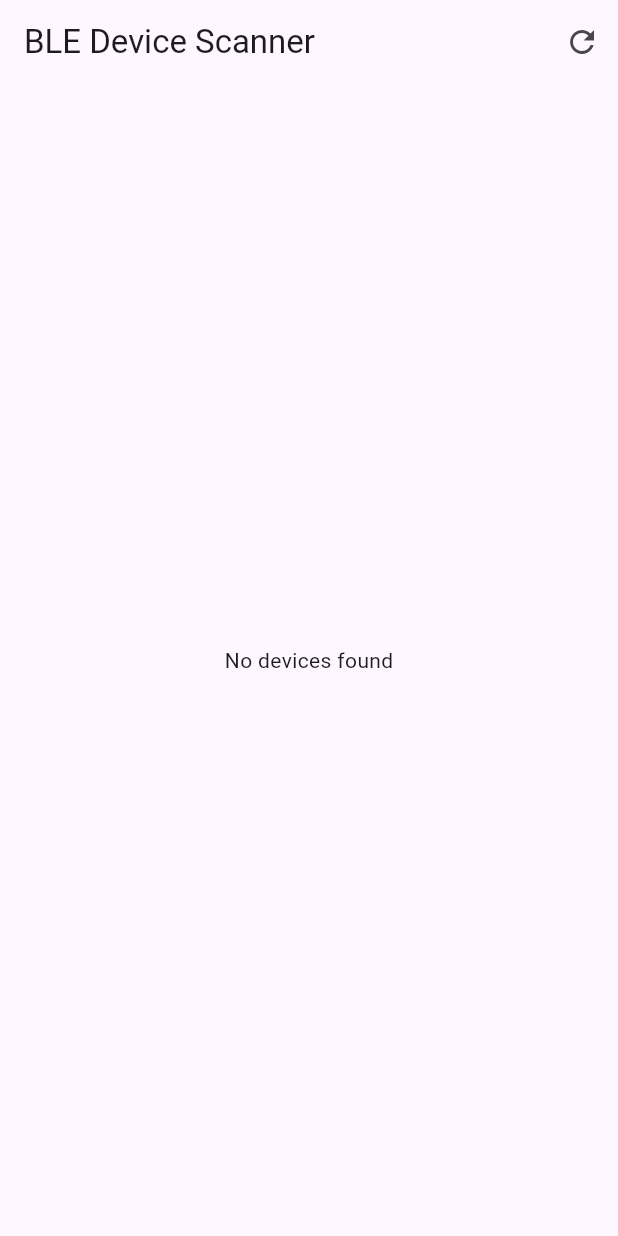
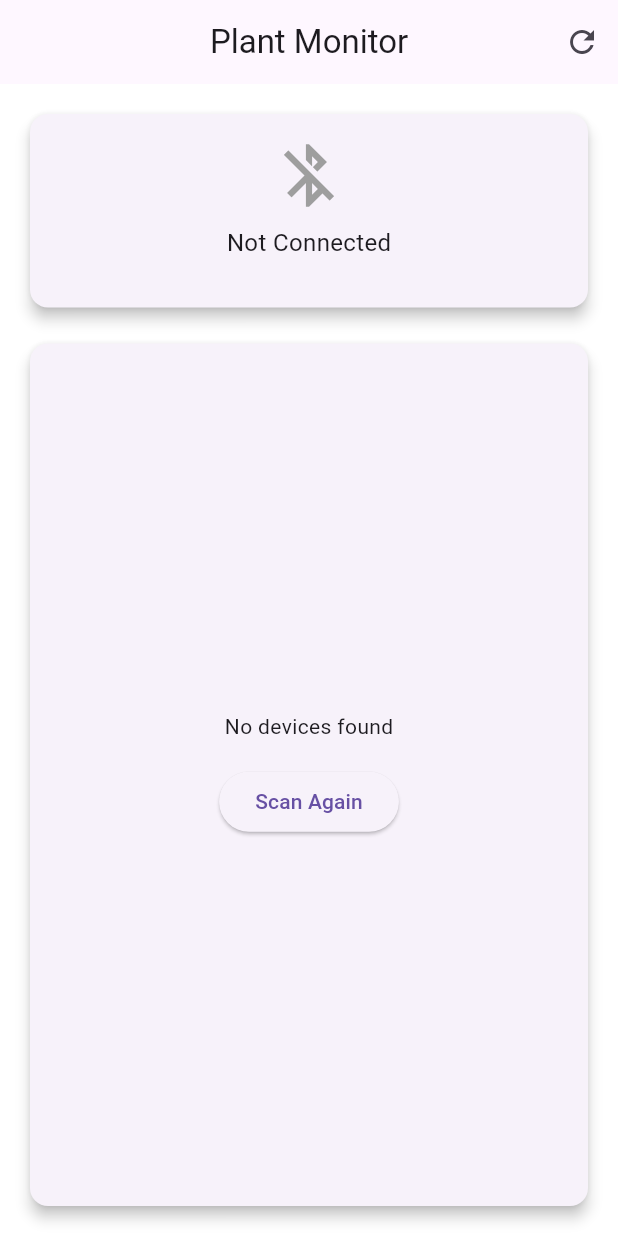
Before and after one commit to vlbr1717/Plant-IOT-App, a Flutter app: the screen it shows after launch, on a phone screen of 412 x 824 dp. Run offline on Flutter 3.47's test engine with Material 3 defaults, Android fonts, the phone set to English and light mode, and no system bars; our stand-ins replace flutter_blue_plus.

Commit message:
Nicer UI, displaying two values

```diff
--- a/lib/main.dart
+++ b/lib/main.dart
@@ -25,175 +25,72 @@ class MyApp extends StatelessWidget {
   @override
   Widget build(BuildContext context) {
     return MaterialApp(
-      home: BLEHomePage(),
+      theme: ThemeData(
+        primarySwatch: Colors.green,
+        scaffoldBackgroundColor: Colors.white,
+      ),
+      home: HomePage(),
     );
   }
 }
 
-class BLEHomePage extends StatefulWidget {
+class HomePage extends StatefulWidget {
   @override
-  _BLEHomePageState createState() => _BLEHomePageState();
+  _HomePageState createState() => _HomePageState();
 }
 
-class _BLEHomePageState extends State<BLEHomePage> {
-  List<BluetoothDevice> devices = [];
+class _HomePageState extends State<HomePage> {
+  BluetoothDevice? connectedDevice;
+  String characteristicValue = "No data";
   bool isScanning = false;
+  List<ScanResult> scanResults = [];
 
-  // Add your ESP32's service UUID here
-  final String serviceUuid = "4fafc201-1fb5-459e-8fcc-c5c9c331914b"; // Replace with your UUID
-
-  @override
-  void initState() {
-    super.initState();
-    startScan();
-  }
+  final String serviceUuid = "4fafc201-1fb5-459e-8fcc-c5c9c331914b";
+  final String characteristicUuid = "beb5483e-36e1-4688-b7f5-ea07361b26a8";
 
   void startScan() async {
     setState(() {
-      devices.clear();
       isScanning = true;
+      scanResults.clear();
     });
 
     try {
-      // Remove the service UUID filter temporarily for testing
       await FlutterBluePlus.startScan(
-        timeout: Duration(seconds: 5),
-        // withServices: [Guid(serviceUuid)], // Comment this out temporarily
+        timeout: Duration(seconds: 4),
+        // Removed service UUID filter to show all devices
       );
 
       FlutterBluePlus.scanResults.listen((results) {
-        for (ScanResult r in results) {
-          // Add debug printing
-          print('Found device: ${r.device.platformName} (${r.device.remoteId})');
-          print('RSSI: ${r.rssi}');
-          if (r.advertisementData.serviceUuids.isNotEmpty) {
-            print('Service UUIDs: ${r.advertisementData.serviceUuids}');
-          }
-
-          if (!devices.contains(r.device)) {
         setState(() {
-              devices.add(r.device);
+          scanResults = results;
         });
-          }
-        }
       });
 
-      // When scan completes
-      Future.delayed(Duration(seconds: 5), () {
-        stopScan();
-      });
-    } catch (e) {
-      print('Error scanning: $e');
-      stopScan();
-    }
-  }
-
-  void stopScan() {
+      // Stop scanning after timeout
+      Future.delayed(Duration(seconds: 4), () {
         FlutterBluePlus.stopScan();
         setState(() {
           isScanning = false;
         });
-  }
+      });
 
-  @override
-  Widget build(BuildContext context) {
-    return Scaffold(
-      appBar: AppBar(
-        title: Text("BLE Device Scanner"),
-        actions: [
-          IconButton(
-            icon: Icon(isScanning ? Icons.stop : Icons.refresh),
-            onPressed: isScanning ? stopScan : startScan,
-          ),
-        ],
-      ),
-      body: devices.isEmpty
-          ? Center(
-              child: isScanning
-                  ? Column(
-                      mainAxisAlignment: MainAxisAlignment.center,
-                      children: [
-                        CircularProgressIndicator(),
-                        SizedBox(height: 16),
-                        Text("Scanning for devices..."),
-                      ],
-                    )
-                  : Text("No devices found"),
-            )
-          : ListView.builder(
-              itemCount: devices.length,
-              itemBuilder: (context, index) {
-                BluetoothDevice device = devices[index];
-                return ListTile(
-                  leading: Icon(Icons.bluetooth),
-                  title: Text(device.platformName.isNotEmpty ? device.platformName : "Unnamed Device"),
-                  subtitle: Text(device.remoteId.toString()),
-                  trailing: StreamBuilder<BluetoothConnectionState>(
-                    stream: device.connectionState,
-                    initialData: BluetoothConnectionState.disconnected,
-                    builder: (c, snapshot) {
-                      if (snapshot.data == BluetoothConnectionState.connected) {
-                        return Icon(Icons.check_circle, color: Colors.green);
-                      }
-                      return ElevatedButton(
-                        child: Text('Connect'),
-                        onPressed: () async {
-                          try {
-                            await device.connect();
-                            Navigator.push(
-                              context,
-                              MaterialPageRoute(
-                                builder: (context) => DevicePage(device: device),
-                              ),
-                            );
     } catch (e) {
-                            ScaffoldMessenger.of(context).showSnackBar(
-                              SnackBar(
-                                content: Text('Failed to connect to device'),
-                              ),
-                            );
-                          }
-                        },
-                      );
-                    },
-                  ),
-                );
-              },
-            ),
-    );
+      print('Error scanning: $e');
+      setState(() {
+        isScanning = false;
+      });
     }
   }
 
-class DevicePage extends StatefulWidget {
-  final BluetoothDevice device;
+  Future<void> connectToDevice(BluetoothDevice device) async {
+    try {
+      await device.connect();
+      setState(() {
+        connectedDevice = device;
+      });
 
-  DevicePage({required this.device});
-
-  @override
-  _DevicePageState createState() => _DevicePageState();
-}
-
-class _DevicePageState extends State<DevicePage> {
-  List<BluetoothService> services = [];
-  bool isLoading = true;
-  String characteristicValue = "No value yet";
-
-  // These UUIDs match your ESP32 exactly
-  final String serviceUuid = "4fafc201-1fb5-459e-8fcc-c5c9c331914b";
-  final String characteristicUuid = "beb5483e-36e1-4688-b7f5-ea07361b26a8";
-
-  @override
-  void initState() {
-    super.initState();
-    connectAndRead();
-  }
-
-  Future<void> connectAndRead() async {
-    try {
-      // Discover services
-      services = await widget.device.discoverServices();
-
-      // Find our specific service and characteristic
+      // Discover services and start reading characteristic
+      List<BluetoothService> services = await device.discoverServices();
       for (BluetoothService service in services) {
         if (service.uuid.toString() == serviceUuid) {
           for (BluetoothCharacteristic characteristic in service.characteristics) {
@@ -201,21 +98,19 @@ class _DevicePageState extends State<DevicePage> {
               // Enable notifications
               await characteristic.setNotifyValue(true);
 
-              // Listen to the characteristic value updates
+              // Listen to updates
               characteristic.lastValueStream.listen((value) {
                 if (value.isNotEmpty) {
                   setState(() {
                     characteristicValue = String.fromCharCodes(value);
-                    print('Received value: $characteristicValue');
                   });
                 }
               });
 
-              // Read the initial value
+              // Read initial value
               final initialValue = await characteristic.read();
               setState(() {
                 characteristicValue = String.fromCharCodes(initialValue);
-                print('Initial value: $characteristicValue');
               });
             }
           }
@@ -223,13 +118,26 @@ class _DevicePageState extends State<DevicePage> {
       }
 
       setState(() {
-        isLoading = false;
+        isScanning = false;
       });
+
     } catch (e) {
-      print('Error: $e');
+      print('Error connecting: $e');
       setState(() {
-        characteristicValue = 'Error reading value: $e';
-        isLoading = false;
+        isScanning = false;
+      });
+      ScaffoldMessenger.of(context).showSnackBar(
+        SnackBar(content: Text('Failed to connect')),
+      );
+    }
+  }
+
+  void disconnect() async {
+    if (connectedDevice != null) {
+      await connectedDevice!.disconnect();
+      setState(() {
+        connectedDevice = null;
+        characteristicValue = "No data";
       });
     }
   }
@@ -238,27 +146,140 @@ class _DevicePageState extends State<DevicePage> {
   Widget build(BuildContext context) {
     return Scaffold(
       appBar: AppBar(
-        title: Text("Device: ${widget.device.platformName}"),
+        title: Text('Plant Monitor'),
+        centerTitle: true,
+        actions: [
+          if (!isScanning && connectedDevice == null)
+            IconButton(
+              icon: Icon(Icons.refresh),
+              onPressed: startScan,
             ),
-      body: Center(
-        child: isLoading
-            ? CircularProgressIndicator()
-            : Column(
+        ],
+      ),
+      body: Padding(
+        padding: EdgeInsets.all(16.0),
+        child: Column(
+          crossAxisAlignment: CrossAxisAlignment.stretch,
+          children: [
+            // Connection Status Card
+            Card(
+              elevation: 4,
+              child: Padding(
+                padding: EdgeInsets.all(16.0),
+                child: Column(
+                  children: [
+                    Icon(
+                      connectedDevice != null
+                          ? Icons.bluetooth_connected
+                          : Icons.bluetooth_disabled,
+                      size: 50,
+                      color: connectedDevice != null ? Colors.green : Colors.grey,
+                    ),
+                    SizedBox(height: 8),
+                    Text(
+                      connectedDevice != null
+                          ? 'Connected to: ${connectedDevice!.platformName}'
+                          : 'Not Connected',
+                      style: TextStyle(fontSize: 16),
+                    ),
+                    SizedBox(height: 16),
+                    if (connectedDevice != null)
+                      ElevatedButton(
+                        onPressed: disconnect,
+                        style: ElevatedButton.styleFrom(
+                          padding: EdgeInsets.symmetric(horizontal: 32, vertical: 12),
+                          shape: RoundedRectangleBorder(
+                            borderRadius: BorderRadius.circular(20),
+                          ),
+                        ),
+                        child: Text('Disconnect', style: TextStyle(fontSize: 16)),
+                      ),
+                  ],
+                ),
+              ),
+            ),
+            SizedBox(height: 16),
+
+            // Device List or Sensor Data
+            Expanded(
+              child: connectedDevice == null
+                  ? Card(
+                      elevation: 4,
+                      child: isScanning
+                          ? Center(
+                              child: Column(
                                 mainAxisAlignment: MainAxisAlignment.center,
                                 children: [
+                                  CircularProgressIndicator(),
+                                  SizedBox(height: 16),
+                                  Text('Scanning for devices...'),
+                                ],
+                              ),
+                            )
+                          : scanResults.isEmpty
+                              ? Center(
+                                  child: Column(
+                                    mainAxisAlignment: MainAxisAlignment.center,
+                                    children: [
+                                      Text('No devices found'),
+                                      SizedBox(height: 16),
+                                      ElevatedButton(
+                                        onPressed: startScan,
+                                        child: Text('Scan Again'),
+                                      ),
+                                    ],
+                                  ),
+                                )
+                              : ListView.builder(
+                                  itemCount: scanResults.length,
+                                  itemBuilder: (context, index) {
+                                    final result = scanResults[index];
+                                    return ListTile(
+                                      title: Text(
+                                        result.device.platformName.isEmpty
+                                            ? 'Unknown Device'
+                                            : result.device.platformName,
+                                      ),
+                                      subtitle: Text(result.device.remoteId.toString()),
+                                      trailing: ElevatedButton(
+                                        child: Text('Connect'),
+                                        onPressed: () => connectToDevice(result.device),
+                                      ),
+                                    );
+                                  },
+                                ),
+                    )
+                  : Card(
+                      elevation: 4,
+                      child: Padding(
+                        padding: EdgeInsets.all(16.0),
+                        child: Column(
+                          crossAxisAlignment: CrossAxisAlignment.start,
+                          children: [
                             Text(
-                    'Characteristic Value:',
-                    style: TextStyle(fontSize: 20, fontWeight: FontWeight.bold),
+                              'Sensor Data',
+                              style: TextStyle(
+                                fontSize: 24,
+                                fontWeight: FontWeight.bold,
                               ),
-                  SizedBox(height: 10),
-                  Text(
+                            ),
+                            SizedBox(height: 16),
+                            Expanded(
+                              child: Center(
+                                child: Text(
                                   characteristicValue,
-                    style: TextStyle(fontSize: 24),
+                                  style: TextStyle(
+                                    fontSize: 32,
+                                    fontWeight: FontWeight.w500,
+                                    color: Colors.green,
                                   ),
-                  SizedBox(height: 20),
-                  ElevatedButton(
-                    onPressed: connectAndRead,
-                    child: Text('Refresh Value'),
+                                ),
+                              ),
+                            ),
+                          ],
+                        ),
+                      ),
+                    ),
             ),
           ],
         ),
```
Lines whose indentation alone changed are shown as unchanged.
